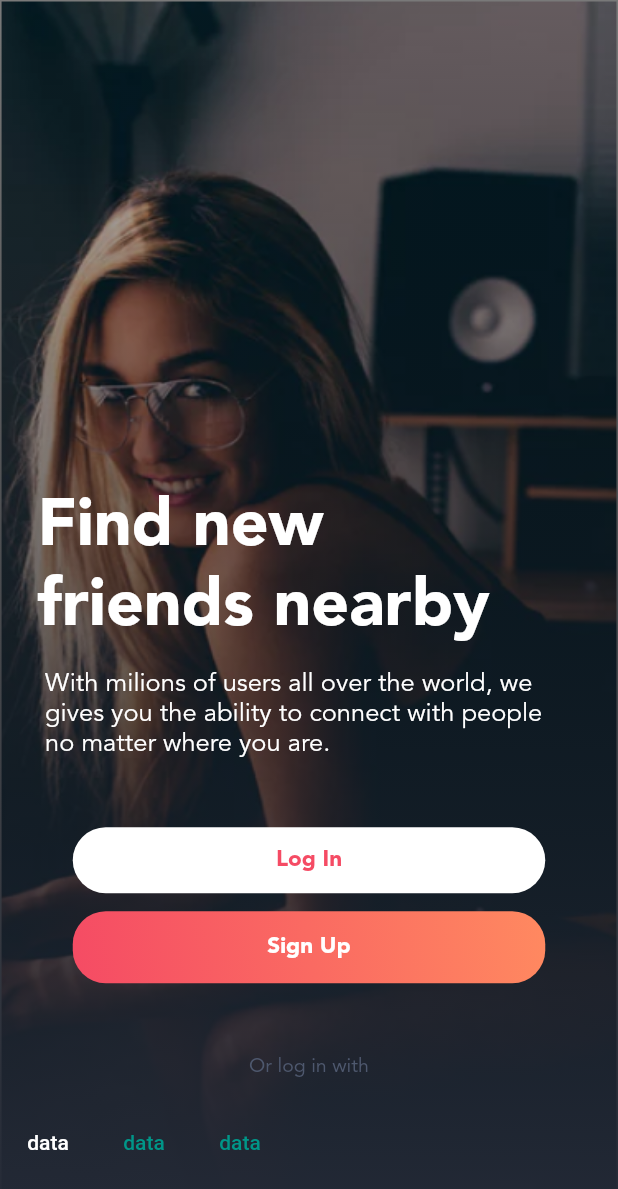
After one commit to tcrin/fs01, a Flutter app: the screen it shows after launch, after a tap on "Welcome", on a phone screen of 412 x 824 dp. The commit adds this screen. Shown: the top 1189 px of the screen. Run offline on Flutter 3.47's test engine with Material 2 defaults, Android fonts, the phone set to English and light mode, and no system bars; our stand-ins replace cached_network_image, dio, flutter_bloc; network calls fail.

Commit message:
Welcome screen

```diff
--- /dev/null
+++ b/lib/common/widgets/stateless/screen_values.dart
@@ -0,0 +1,21 @@
+import 'package:flutter/material.dart';
+
+class ScreenValues {
+  final BuildContext? _context;
+  double? _height;
+  double? _width;
+
+  ScreenValues(this._context) {
+    MediaQueryData _queryData = MediaQuery.of(_context!);
+    _height = _queryData.size.height / 100.0;
+    _width = _queryData.size.width / 100.0;
+  }
+
+  double sizeH(double r) {
+    return _height! * r;
+  }
+
+  double sizeW(double r) {
+    return _width! * r;
+  }
+}
--- /dev/null
+++ b/lib/modules/fs_07/welcome_page.dart
@@ -0,0 +1,133 @@
+import 'package:flutter/material.dart';
+import 'package:fs01/common/widgets/stateless/screen_values.dart';
+import 'package:fs01/modules/fs01_05/models/data/photo/image.dart';
+import 'package:fs01/modules/fs_07/widgets/background_gradient.dart';
+import 'package:fs01/modules/fs_07/widgets/background_image.dart';
+import 'package:fs01/modules/fs_07/widgets/subtitle.dart';
+import 'package:fs01/modules/fs_07/widgets/title.dart';
+import 'package:fs01/themes/app_assets.dart';
+import 'package:fs01/themes/app_colors.dart';
+import 'package:fs01/themes/app_styles.dart';
+
+class WelcomePage extends StatelessWidget {
+  const WelcomePage({Key? key}) : super(key: key);
+
+  @override
+  Widget build(BuildContext context) {
+    ScreenValues _screenValues = ScreenValues(context);
+    return Stack(
+      children: [
+        BackgroundImage(),
+        BackgroundGradient(),
+        Column(
+          children: [
+            SizedBox(
+              height: _screenValues.sizeH(39.5),
+            ),
+            Padding(
+              padding: const EdgeInsets.symmetric(horizontal: 25),
+              child: Align(
+                alignment: Alignment.topLeft,
+                child: TitleWidget(
+                  title: 'Find new',
+                  title2: 'friends nearby',
+                ),
+              ),
+            ),
+            SizedBox(
+              height: 14,
+            ),
+            Padding(
+              padding: const EdgeInsets.symmetric(horizontal: 30),
+              child: SubtitleWidget(
+                title:
+                    'With milions of users all over the world, we gives you the ability to connect with people no matter where you are.',
+              ),
+            ),
+            SizedBox(
+              height: 44,
+            ),
+            ElevatedButton(
+              onPressed: () {},
+              child: Text(
+                'Log In',
+                style: AppStyle.h4.copyWith(
+                  fontWeight: FontWeight.bold,
+                  color: AppColor.pinkLinear,
+                ),
+              ),
+              style: ButtonStyle(
+                minimumSize: MaterialStateProperty.all(
+                  Size(315, 44),
+                ),
+                shape: MaterialStateProperty.all<RoundedRectangleBorder>(
+                  RoundedRectangleBorder(
+                    borderRadius: BorderRadius.circular(22.0),
+                  ),
+                ),
+                backgroundColor: MaterialStateProperty.all(AppColor.white),
+                shadowColor: MaterialStateProperty.all(Colors.transparent),
+              ),
+            ),
+            SizedBox(
+              height: 10,
+            ),
+            DecoratedBox(
+              decoration: BoxDecoration(
+                gradient: AppColor.buttonGradientColor,
+                borderRadius: BorderRadius.circular(22.0),
+              ),
+              child: ElevatedButton(
+                onPressed: () {},
+                child: Text(
+                  'Sign Up',
+                  style: AppStyle.h4.copyWith(
+                    fontWeight: FontWeight.bold,
+                  ),
+                ),
+                style: ButtonStyle(
+                  shape: MaterialStateProperty.all<RoundedRectangleBorder>(
+                    RoundedRectangleBorder(
+                      borderRadius: BorderRadius.circular(22.0),
+                    ),
+                  ),
+                  minimumSize: MaterialStateProperty.all(
+                    Size(315, 44),
+                  ),
+                  backgroundColor:
+                      MaterialStateProperty.all(Colors.transparent),
+                  shadowColor: MaterialStateProperty.all(Colors.transparent),
+                ),
+              ),
+            ),
+            SizedBox(
+              height: 48,
+            ),
+            Text(
+              'Or log in with',
+              style: AppStyle.time.copyWith(fontWeight: FontWeight.normal),
+            ),
+            SizedBox(
+              height: 18,
+            ),
+            SizedBox(
+
+              child: Row(
+                children: [
+                 TextButton(onPressed: (){}, child: Text('data',style: TextStyle(color: AppColor.white),)),
+                  TextButton(onPressed: (){}, child: Text('data')),
+                  TextButton(onPressed: (){}, child: Text('data')),
+                ],
+              ),
+            )
+          ],
+        ),
+      ],
+    );
+  }
+}
+//ElevatedButton.styleFrom(
+//                   primary: Colors.transparent,
+//                   fixedSize: Size(315, 44),
+//                   shape: RoundedRectangleBorder(borderRadius: BorderRadius.circular(30),),
+//                 )
--- /dev/null
+++ b/lib/modules/fs_07/widgets/background_gradient.dart
@@ -0,0 +1,15 @@
+import 'package:flutter/material.dart';
+import 'package:fs01/themes/app_colors.dart';
+
+class BackgroundGradient extends StatelessWidget {
+  const BackgroundGradient({Key? key}) : super(key: key);
+
+  @override
+  Widget build(BuildContext context) {
+    return Container(
+      decoration: BoxDecoration(
+        gradient: AppColor.backgroundGradientColor,
+      ),
+    );
+  }
+}
--- /dev/null
+++ b/lib/modules/fs_07/widgets/background_image.dart
@@ -0,0 +1,16 @@
+import 'package:flutter/material.dart';
+import 'package:fs01/themes/app_assets.dart';
+
+class BackgroundImage extends StatelessWidget {
+  const BackgroundImage({Key? key}) : super(key: key);
+
+  @override
+  Widget build(BuildContext context) {
+    return Container(
+      decoration: const BoxDecoration(
+          image: DecorationImage(
+              image: AssetImage(AppAsset.imageBackground),
+              fit: BoxFit.fill)),
+    );
+  }
+}
--- /dev/null
+++ b/lib/modules/fs_07/widgets/subtitle.dart
@@ -0,0 +1,13 @@
+import 'package:flutter/material.dart';
+import 'package:fs01/themes/app_styles.dart';
+
+class SubtitleWidget extends StatelessWidget {
+  final String? title;
+
+  const SubtitleWidget({Key? key, this.title}) : super(key: key);
+
+  @override
+  Widget build(BuildContext context) {
+    return Text(title!,style: AppStyle.h3.copyWith(fontWeight: FontWeight.w100),);
+  }
+}
--- /dev/null
+++ b/lib/modules/fs_07/widgets/title.dart
@@ -0,0 +1,22 @@
+import 'package:flutter/material.dart';
+import 'package:fs01/themes/app_styles.dart';
+
+class TitleWidget extends StatelessWidget {
+  final String? title;
+  final String? title2;
+  const TitleWidget({Key? key, this.title,this.title2}) : super(key: key);
+
+  @override
+  Widget build(BuildContext context) {
+    return RichText(
+      text: TextSpan(
+        children: [
+          TextSpan(text: title!,style: AppStyle.h0.copyWith(fontWeight: FontWeight.bold)),
+          TextSpan(text: '\n'),
+          TextSpan(text: title2!,style: AppStyle.h0.copyWith(fontWeight: FontWeight.bold)),
+        ],
+      ),
+      textAlign: TextAlign.left,
+    );
+  }
+}
--- a/lib/pages/home_page.dart
+++ b/lib/pages/home_page.dart
@@ -5,6 +5,7 @@ import 'package:fs01/common/widgets/stateless/button/app_button.dart';
 import 'package:fs01/modules/fs01_03/social_app/_23_message_list/_23_message_list.dart';
 import 'package:fs01/modules/fs01_04/session_04_page.dart';
 import 'package:fs01/modules/fs01_05/pages/list_posts_page.dart';
+import 'package:fs01/modules/fs_07/welcome_page.dart';
 
 class HomePage extends StatelessWidget {
   const HomePage({Key? key}) : super(key: key);
@@ -75,6 +76,17 @@ class HomePage extends StatelessWidget {
             },
             label: 'Session 05',
           ),
+          AppButton(
+            onPressed: () {
+              Navigator.push(
+                context,
+                MaterialPageRoute(
+                  builder: (_) => const WelcomePage(),
+                ),
+              );
+            },
+            label: 'Welcome',
+          ),
         ],
       ),
     );
--- a/lib/themes/app_assets.dart
+++ b/lib/themes/app_assets.dart
@@ -15,4 +15,11 @@ class AppAsset {
   static const String love = iconPath + 'love.png';
   static const String comment = iconPath + 'comment.png';
   static const String setting = iconPath + 'setting.png';
+
+  static const String facebook = iconPath + 'facebook.png';
+  static const String twitter = iconPath + 'twitter.png';
+  static const String google = iconPath + 'google.png';
+
+  static const String imageBackground = imagePath + 'background_image.png';
+
 }
--- a/lib/themes/app_colors.dart
+++ b/lib/themes/app_colors.dart
@@ -2,9 +2,20 @@ import 'package:flutter/cupertino.dart';
 
 class AppColor {
   static const Color primaryColor = Color(0xff242A37);
+  static const Color black = Color(0xff000000);
+  static Color blackLinear = const Color(0xff000000).withOpacity(0.2);
+  static const Color white = Color(0xffffffff);
 
   static const Color orangeLinear = Color(0xffFF8960);
-  static const Color pinkLinear = Color(0xffFF62A5);
+  static const Color pinkLinear = Color(0xffF54B64);
+  static const LinearGradient buttonGradientColor = LinearGradient(
+      colors: [pinkLinear, orangeLinear],
+      begin: Alignment.bottomLeft,
+      end: Alignment.topRight);
+  static LinearGradient backgroundGradientColor = LinearGradient(
+      colors: [primaryColor, blackLinear],
+      begin: Alignment.bottomCenter,
+      end: Alignment.topCenter);
 
   static const Color textColor = Color(0xffFFFFFF);
 
@@ -12,5 +23,5 @@ class AppColor {
 
   static const Color textColor2 = Color(0xff4E586E);
 
-  static const Color pinkColor = Color(0xffF54B64);
+  static const Color pinkColor = Color(0xffFF62A5);
 }
--- a/lib/themes/app_styles.dart
+++ b/lib/themes/app_styles.dart
@@ -3,6 +3,11 @@ import 'package:fs01/themes/app_colors.dart';
 import 'package:fs01/themes/app_fonts.dart';
 
 class AppStyle {
+  static const TextStyle h0 = TextStyle(
+      fontFamily: AppFonts.avenir,
+      fontSize: 44,
+      color: AppColor.textColor,
+      decoration: TextDecoration.none);
   static const TextStyle h1 = TextStyle(
       fontFamily: AppFonts.avenir,
       fontSize: 34,
@@ -24,6 +29,7 @@ class AppStyle {
       color: AppColor.textColor,
       decoration: TextDecoration.none);
 
+
   static const TextStyle time = TextStyle(
       fontFamily: AppFonts.avenir,
       fontSize: 13,
--- a/pubspec.yaml
+++ b/pubspec.yaml
@@ -50,7 +50,7 @@ dev_dependencies:
   build_runner: ^2.0.0
   json_serializable: ^6.0.0
   dio: ^4.0.1
-  #path_provider: ^2.0.6
+  path_provider: ^2.0.7
   flutter_bloc: ^7.3.3
   cached_network_image: ^3.1.0+1
   provider: ^6.0.1
@@ -68,6 +68,7 @@ flutter:
 
   # To add assets to your application, add an assets section, like this:
   assets:
+    - assets/images/
     - assets/images/avatars/
     - assets/icons/
     - assets/fonts/lato/
```
Also changed, not shown: assets/icons/facebook.png (added), assets/icons/google.png (added), assets/icons/twitter.png (added), assets/images/background_image.png (added), pubspec.lock.
